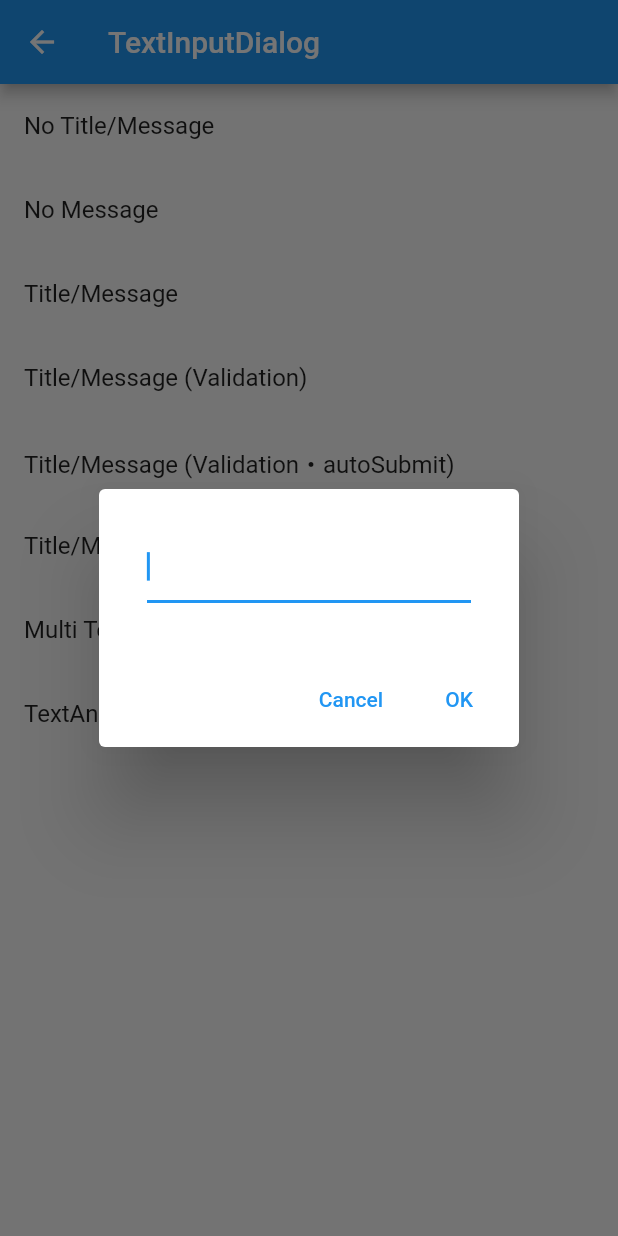
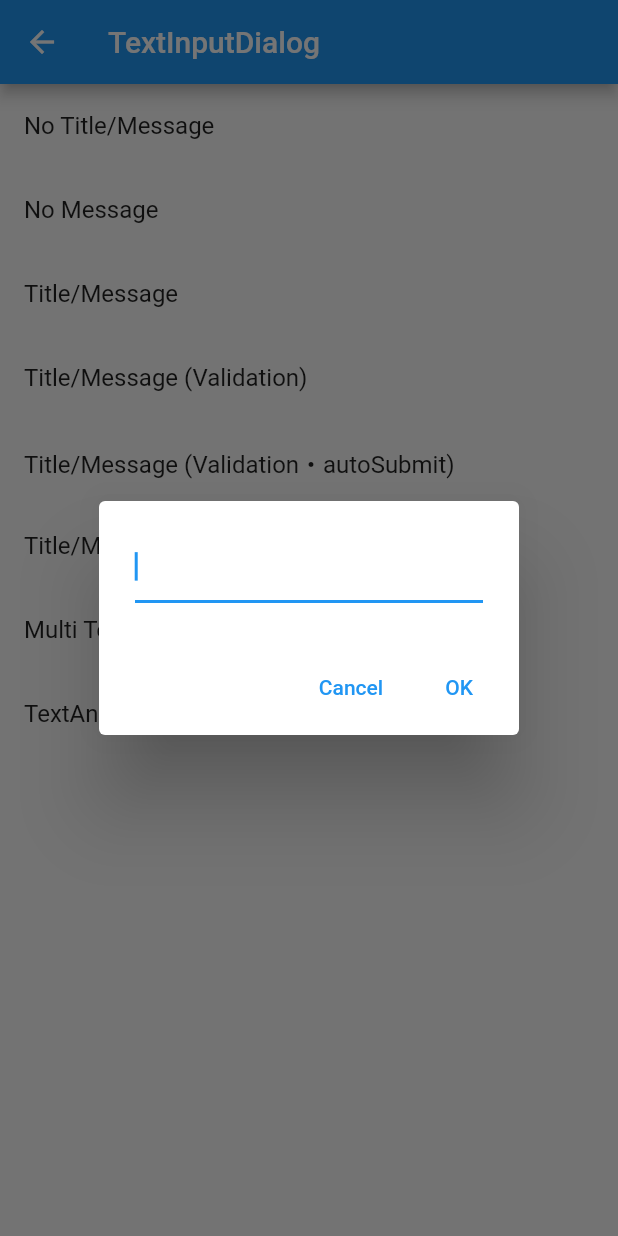
Before and after one commit to mono0926/adaptive_dialog, a Flutter app: the TextInputDialogPage screen opened by its route, after a tap on "No Title/Message", on a phone screen of 412 x 824 dp. Run offline on Flutter 3.47's test engine with Material 2 defaults, Android fonts, the phone set to English and light mode, and no system bars; our stand-ins replace recase; missing offline and left inert: mono_kit, simple_logger.

Commit message:
Add padding to TextFormField

```diff
--- a/lib/src/text_input_dialog/material_text_input_dialog.dart
+++ b/lib/src/text_input_dialog/material_text_input_dialog.dart
@@ -17,6 +17,7 @@ class MaterialTextInputDialog extends StatefulWidget {
     this.fullyCapitalized = true,
     this.onWillPop,
     this.autoSubmit = false,
+    this.padding = EdgeInsets.zero,
   }) : super(key: key);
   @override
   _MaterialTextInputDialogState createState() =>
@@ -34,6 +35,7 @@ class MaterialTextInputDialog extends StatefulWidget {
   final bool fullyCapitalized;
   final WillPopCallback? onWillPop;
   final bool autoSubmit;
+  final EdgeInsetsGeometry padding;
 }
 
 class _MaterialTextInputDialogState extends State<MaterialTextInputDialog> {
@@ -115,7 +117,7 @@ class _MaterialTextInputDialogState extends State<MaterialTextInputDialog> {
                 final isLast = widget.textFields.length == i + 1;
                 final textField = widget.textFields[i];
                 return Padding(
-                  padding: const EdgeInsets.all(8),
+                  padding: widget.padding,
                   child: TextFormField(
                     controller: c,
                     autofocus: i == 0,
--- a/lib/src/text_input_dialog/text_input_dialog.dart
+++ b/lib/src/text_input_dialog/text_input_dialog.dart
@@ -13,6 +13,7 @@ Future<List<String>?> showTextInputDialog({
   String? message,
   String? okLabel,
   String? cancelLabel,
+  EdgeInsetsGeometry padding = EdgeInsets.zero,
   bool isDestructiveAction = false,
   bool barrierDismissible = true,
   AdaptiveStyle style = AdaptiveStyle.adaptive,
```
